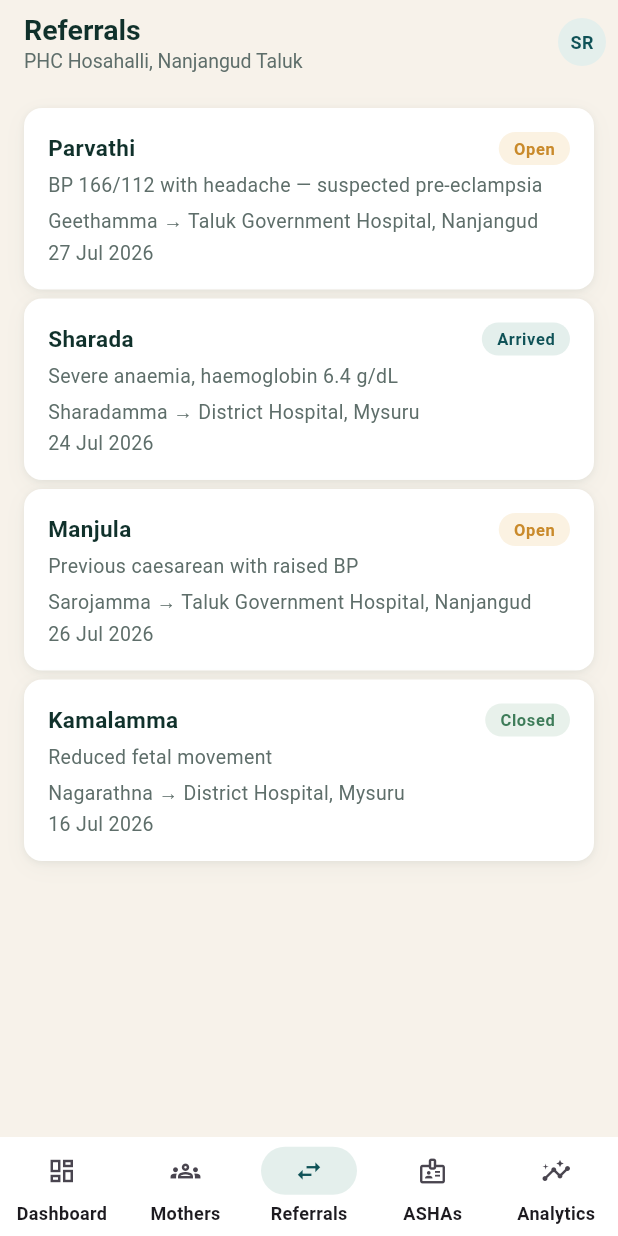
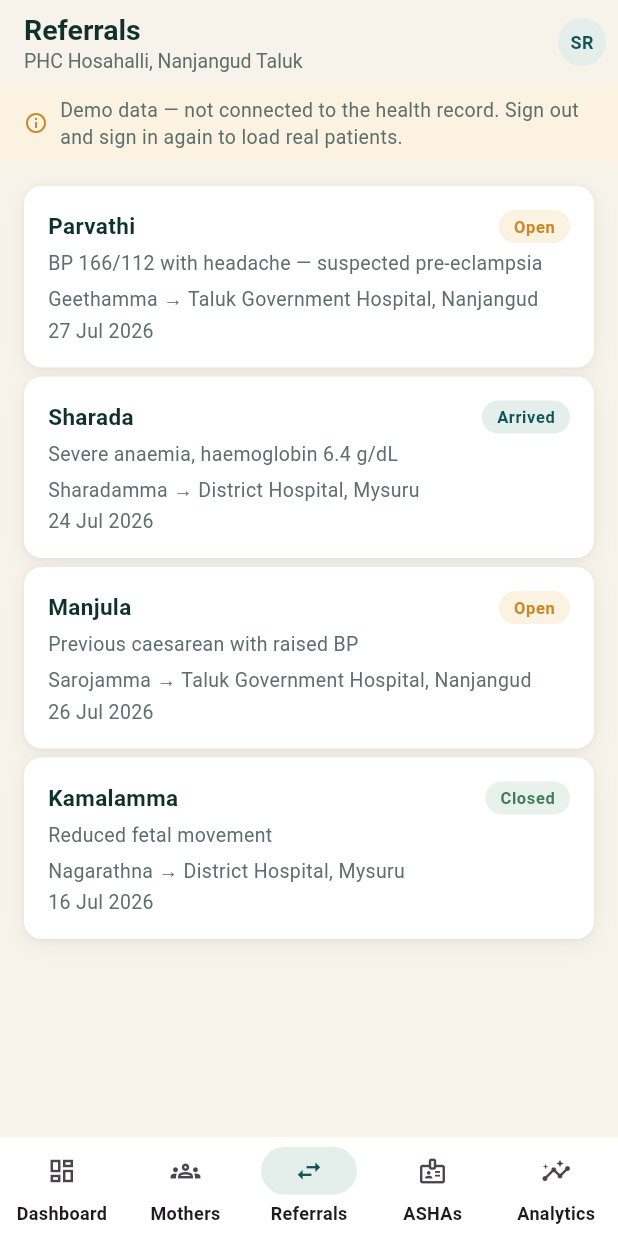
Before and after one commit to dhrruwa/setu, a Flutter app: the Shell screen opened directly, item 3 of the bottom bar chosen, on a phone screen of 412 x 824 dp. Run offline on Flutter 3.47's test engine with Material 3 defaults, Android fonts, the phone set to English and light mode, and no system bars; our stand-ins replace connectivity_plus, drift, flutter_riverpod, geolocator, google_fonts, image_picker and 6 more; missing offline and left inert: mobile_scanner; accounts and stored records are empty; generated files the repository leaves out were written again.

Commit message:
Say when the console is showing demo data
apiProvider falls back to MockCareApi whenever there is no Supabase session,
and its invented mothers look exactly like a real facility's. A sign-in that
persisted locally but never obtained a session therefore produced a console
that appeared to work while showing a caseload that does not exist — which is
why the real dataset seemed not to arrive: the app was reading demo data the
whole time and had no way to say so.

The fallback stays, because a demo with no signal is worth more than an empty
screen, but it now announces itself. Amber, not red: nothing is clinically
wrong, but nothing on screen should be acted on either.

The facility in the top bar also came from MockData regardless of who signed
in, so even a working session displayed the wrong PHC. It now reads the
signed-in officer's own staff row.

Co-Authored-By: Claude Opus 5 <noreply@anthropic.com>

```diff
--- a/care/lib/providers.dart
+++ b/care/lib/providers.dart
@@ -24,6 +24,35 @@ final apiProvider = Provider<CareApi>((ref) {
     return SupabaseCareApi(client, doctorName: MockData.doctorName);
   }
   return MockCareApi();
+});
+
+/// True when the console is serving demo data rather than the real caseload.
+///
+/// This has to be visible on screen. A sign-in that persisted locally but never
+/// obtained a Supabase session lands on [MockCareApi], and its invented
+/// mothers are indistinguishable from a real facility's — so the console looks
+/// like it is working while showing a caseload that does not exist. A doctor
+/// must never be left guessing which of the two she is reading.
+final isDemoDataProvider = Provider<bool>((ref) => ref.watch(apiProvider) is! SupabaseCareApi);
+
+/// The signed-in medical officer's own facility, rather than a hard-coded one.
+final facilityProvider = FutureProvider<String>((ref) async {
+  final client = ref.watch(supabaseClientProvider);
+  final user = client?.auth.currentUser;
+  if (client == null || user == null) return MockData.facility;
+  try {
+    final row = await client
+        .from('staff')
+        .select('facility, name')
+        .eq('auth_user_id', user.id)
+        .maybeSingle();
+    final facility = row?['facility'] as String?;
+    return (facility == null || facility.isEmpty)
+        ? MockData.facility
+        : facility;
+  } catch (_) {
+    return MockData.facility;
+  }
 });
 
 // -------------------------------------------------------------------- auth
--- a/care/lib/screens/shell.dart
+++ b/care/lib/screens/shell.dart
@@ -43,7 +43,10 @@ class _ShellState extends ConsumerState<Shell> {
           mainAxisSize: MainAxisSize.min,
           children: [
             Text(_titles[_index], style: T.h2),
-            Text(MockData.facility, style: T.small),
+            Text(
+              ref.watch(facilityProvider).valueOrNull ?? MockData.facility,
+              style: T.small,
+            ),
           ],
         ),
         actions: [
@@ -51,7 +54,11 @@ class _ShellState extends ConsumerState<Shell> {
           const SizedBox(width: S.sm),
         ],
       ),
-      body: IndexedStack(
+      body: Column(
+        children: [
+          if (ref.watch(isDemoDataProvider)) const _DemoDataBanner(),
+          Expanded(
+            child: IndexedStack(
               index: _index,
               children: const [
                 DashboardScreen(),
@@ -59,6 +66,9 @@ class _ShellState extends ConsumerState<Shell> {
                 ReferralsScreen(),
                 AshaWorkersScreen(),
                 AnalyticsScreen(),
+              ],
+            ),
+          ),
         ],
       ),
       bottomNavigationBar: NavigationBar(
@@ -168,3 +178,35 @@ class _UserMenu extends ConsumerWidget {
     );
   }
 }
+
+/// Shown whenever the console is not reading the real caseload.
+///
+/// Amber, not red: nothing is clinically wrong, but every number on screen is
+/// invented and no decision should be made from it. Red is reserved for a
+/// patient in danger.
+class _DemoDataBanner extends StatelessWidget {
+  const _DemoDataBanner();
+
+  @override
+  Widget build(BuildContext context) {
+    return Container(
+      width: double.infinity,
+      color: C.amberSoft,
+      padding: const EdgeInsets.symmetric(
+          horizontal: S.screen, vertical: S.sm),
+      child: Row(
+        children: [
+          const Icon(Icons.info_outline, size: 16, color: C.amber),
+          const SizedBox(width: S.sm),
+          const Expanded(
+            child: Text(
+              'Demo data — not connected to the health record. '
+              'Sign out and sign in again to load real patients.',
+              style: T.small,
+            ),
+          ),
+        ],
+      ),
+    );
+  }
+}
```
Lines whose indentation alone changed are shown as unchanged.
